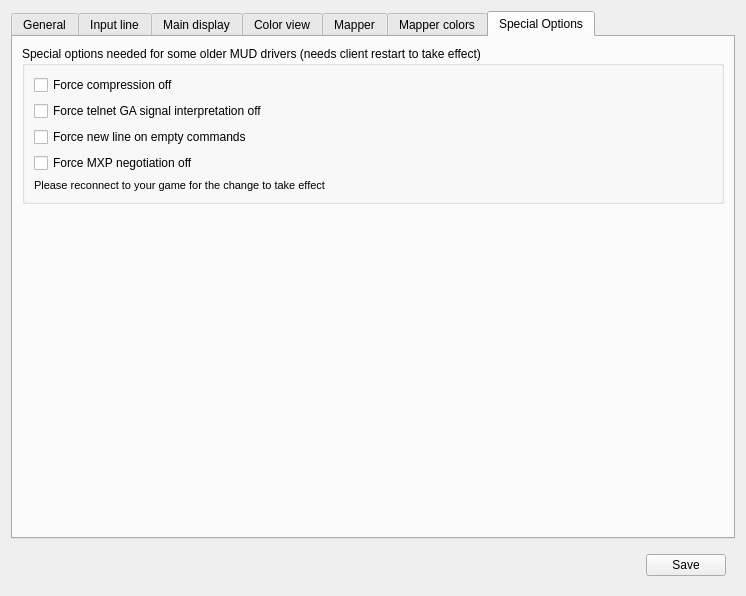
Old version of the form src/ui/profile_preferences.ui in the repository Mudlet/Mudlet.
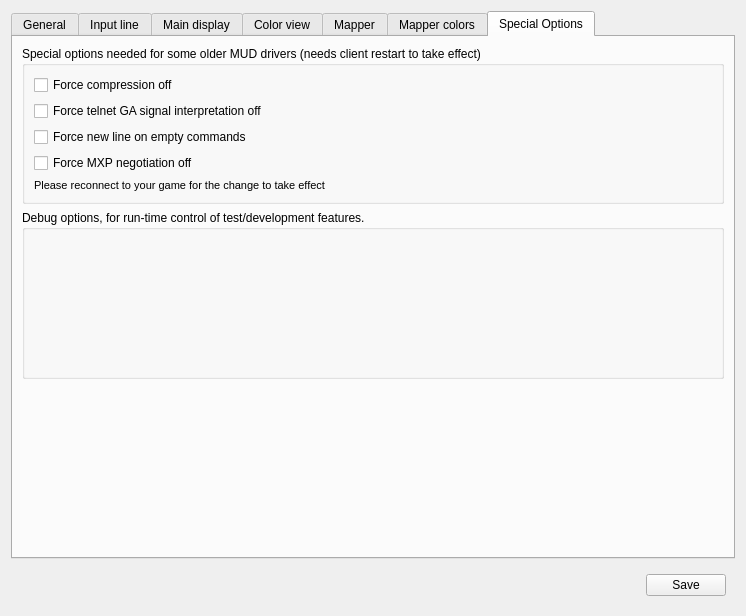
New version of the form. The open tabs and pages were chosen to show the change. Icons and pictures are not drawn.

Commit message: Revise: add compatibility option to work around issues of map format change

Patch:
```diff
--- a/src/ui/profile_preferences.ui
+++ b/src/ui/profile_preferences.ui
@@ -7,7 +7,7 @@
     <x>0</x>
     <y>0</y>
     <width>744</width>
-    <height>596</height>
+    <height>616</height>
    </rect>
   </property>
   <property name="sizePolicy">
@@ -1809,20 +1809,7 @@
       <attribute name="title">
        <string>Special Options</string>
       </attribute>
-      <layout class="QGridLayout" name="gridLayout_7">
-       <item row="1" column="0">
-        <spacer name="verticalSpacer_6">
-         <property name="orientation">
-          <enum>Qt::Vertical</enum>
-         </property>
-         <property name="sizeHint" stdset="0">
-          <size>
-           <width>20</width>
-           <height>40</height>
-          </size>
-         </property>
-        </spacer>
-       </item>
+      <layout class="QGridLayout" name="gridLayout_SpecialOptions">
        <item row="0" column="0">
         <widget class="QGroupBox" name="groupBox_7">
          <property name="title">
@@ -1888,6 +1875,45 @@
          </layout>
         </widget>
        </item>
+       <item row="1" column="0">
+        <widget class="QGroupBox" name="groupBox_Debug">
+         <property name="enabled">
+          <bool>true</bool>
+         </property>
+         <property name="sizePolicy">
+          <sizepolicy hsizetype="Preferred" vsizetype="MinimumExpanding">
+           <horstretch>0</horstretch>
+           <verstretch>0</verstretch>
+          </sizepolicy>
+         </property>
+         <property name="minimumSize">
+          <size>
+           <width>0</width>
+           <height>0</height>
+          </size>
+         </property>
+         <property name="title">
+          <string>Debug options, for run-time control of test/development features.</string>
+         </property>
+         <property name="alignment">
+          <set>Qt::AlignLeading|Qt::AlignLeft|Qt::AlignTop</set>
+         </property>
+         <layout class="QVBoxLayout" name="verticalLayout_debug"/>
+        </widget>
+       </item>
+       <item row="2" column="0">
+        <spacer name="verticalSpacer_SpecialOptions">
+         <property name="orientation">
+          <enum>Qt::Vertical</enum>
+         </property>
+         <property name="sizeHint" stdset="0">
+          <size>
+           <width>20</width>
+           <height>40</height>
+          </size>
+         </property>
+        </spacer>
+       </item>
       </layout>
      </widget>
     </widget>
```
Left out of the diff: 64 changed lines with no effect on the pictures. The commit also changes 4 other files.
